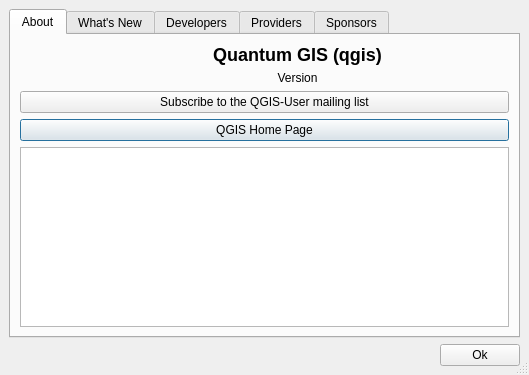
Above: src/ui/qgsabout.ui from qgis/QGIS before the change. Below: the same form after it.
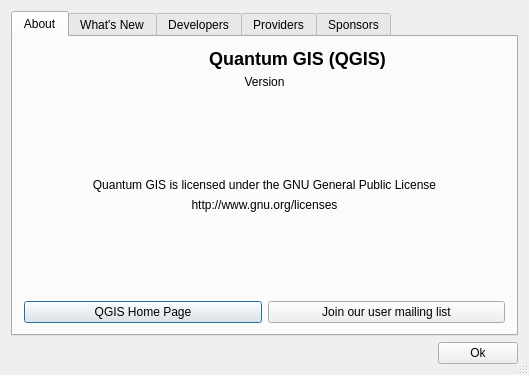
That is the form after the change. Icons and pictures are not drawn.

Commit message:
Numerous changes in GUI HIG revision:  - use buttonbox instead of free roaming buttons  - All labels updated for consistency  - improve alignment and layouts for unique vale, cont col, etc in vector props  - use style sheets in vect and raster properties and update these reports so they are visually consistent with each other  - In qgsabout clean up layout and also show addition info relating to qt db and image plugins in providers tab (which will be renamed)
Please note this work is ongoing and not the final product yet.

```diff
--- a/src/ui/qgsabout.ui
+++ b/src/ui/qgsabout.ui
@@ -16,12 +16,6 @@
    <bool>true</bool>
   </property>
   <layout class="QGridLayout" >
-   <property name="margin" >
-    <number>9</number>
-   </property>
-   <property name="spacing" >
-    <number>6</number>
-   </property>
    <item row="0" column="0" >
     <widget class="QTabWidget" name="tabWidget" >
      <property name="currentIndex" >
@@ -32,20 +26,8 @@
        <string>About</string>
       </attribute>
       <layout class="QGridLayout" >
-       <property name="margin" >
-        <number>9</number>
-       </property>
-       <property name="spacing" >
-        <number>6</number>
-       </property>
        <item row="0" column="0" >
         <layout class="QHBoxLayout" >
-         <property name="margin" >
-          <number>0</number>
-         </property>
-         <property name="spacing" >
-          <number>6</number>
-         </property>
          <item>
           <widget class="QLabel" name="qgisIcon" >
            <property name="maximumSize" >
@@ -63,64 +45,106 @@
           </widget>
          </item>
          <item>
-          <layout class="QVBoxLayout" >
-           <property name="margin" >
-            <number>0</number>
+          <widget class="QLabel" name="TextLabel4" >
+           <property name="text" >
+            <string>&lt;html>&lt;head>&lt;meta name="qrichtext" content="1" />&lt;style type="text/css">
+p, li { white-space: pre-wrap; }
+&lt;/style>&lt;/head>&lt;body style=" font-family:'Lucida Grande'; font-size:13pt; font-weight:400; font-style:normal;">
+&lt;p style=" margin-top:16px; margin-bottom:12px; margin-left:0px; margin-right:0px; -qt-block-indent:0; text-indent:0px; font-size:x-large; font-weight:600;">&lt;span style=" font-size:x-large;">Quantum GIS (QGIS)&lt;/span>&lt;/p>&lt;/body>&lt;/html></string>
            </property>
-           <property name="spacing" >
-            <number>6</number>
+           <property name="alignment" >
+            <set>Qt::AlignCenter</set>
            </property>
-           <item>
-            <widget class="QLabel" name="TextLabel4" >
-             <property name="text" >
-              <string>&lt;h2>Quantum GIS (qgis)&lt;/h2></string>
-             </property>
-             <property name="alignment" >
-              <set>Qt::AlignCenter</set>
-             </property>
-            </widget>
-           </item>
-           <item>
-            <widget class="QLabel" name="lblVersion" >
-             <property name="text" >
-              <string>Version</string>
-             </property>
-             <property name="alignment" >
-              <set>Qt::AlignCenter</set>
-             </property>
-            </widget>
-           </item>
-          </layout>
+          </widget>
          </item>
         </layout>
        </item>
-       <item row="3" column="0" >
-        <widget class="QTextEdit" name="lblUrls" >
-	 <property name="html">
-	  <string></string> 
-	 </property>
+       <item row="1" column="0" >
+        <widget class="QLabel" name="lblVersion" >
+         <property name="text" >
+          <string>Version</string>
+         </property>
+         <property name="alignment" >
+          <set>Qt::AlignCenter</set>
+         </property>
+         <property name="wordWrap" >
+          <bool>true</bool>
+         </property>
         </widget>
        </item>
        <item row="2" column="0" >
-        <widget class="QPushButton" name="btnQgisHome" >
+        <spacer>
+         <property name="orientation" >
+          <enum>Qt::Vertical</enum>
+         </property>
+         <property name="sizeHint" >
+          <size>
+           <width>20</width>
+           <height>21</height>
+          </size>
+         </property>
+        </spacer>
+       </item>
+       <item row="3" column="0" >
+        <widget class="QLabel" name="label" >
          <property name="text" >
-          <string>QGIS Home Page</string>
+          <string>Quantum GIS is licensed under the GNU General Public License</string>
          </property>
-         <property name="flat" >
-          <bool>false</bool>
+         <property name="alignment" >
+          <set>Qt::AlignCenter</set>
          </property>
+         <property name="wordWrap" >
+          <bool>true</bool>
+         </property>
         </widget>
        </item>
-       <item row="1" column="0" >
-        <widget class="QPushButton" name="btnQgisUser" >
+       <item row="4" column="0" >
+        <widget class="QLabel" name="label_2" >
          <property name="text" >
-          <string>Subscribe to the QGIS-User mailing list</string>
+          <string>http://www.gnu.org/licenses</string>
          </property>
-         <property name="flat" >
-          <bool>false</bool>
+         <property name="alignment" >
+          <set>Qt::AlignCenter</set>
          </property>
         </widget>
        </item>
+       <item row="5" column="0" >
+        <spacer>
+         <property name="orientation" >
+          <enum>Qt::Vertical</enum>
+         </property>
+         <property name="sizeHint" >
+          <size>
+           <width>20</width>
+           <height>40</height>
+          </size>
+         </property>
+        </spacer>
+       </item>
+       <item row="6" column="0" >
+        <layout class="QHBoxLayout" >
+         <item>
+          <widget class="QPushButton" name="btnQgisHome" >
+           <property name="text" >
+            <string>QGIS Home Page</string>
+           </property>
+           <property name="flat" >
+            <bool>false</bool>
+           </property>
+          </widget>
+         </item>
+         <item>
+          <widget class="QPushButton" name="btnQgisUser" >
+           <property name="text" >
+            <string>Join our user mailing list</string>
+           </property>
+           <property name="flat" >
+            <bool>false</bool>
+           </property>
+          </widget>
+         </item>
+        </layout>
+       </item>
       </layout>
      </widget>
      <widget class="QWidget" name="Widget3" >
@@ -268,12 +292,6 @@
    </item>
    <item row="1" column="0" >
     <layout class="QHBoxLayout" >
-     <property name="margin" >
-      <number>0</number>
-     </property>
-     <property name="spacing" >
-      <number>6</number>
-     </property>
      <item>
       <spacer>
        <property name="orientation" >
```
Left out of the diff: 101 changed lines with no effect on the pictures. The commit also changes 29 other files.
